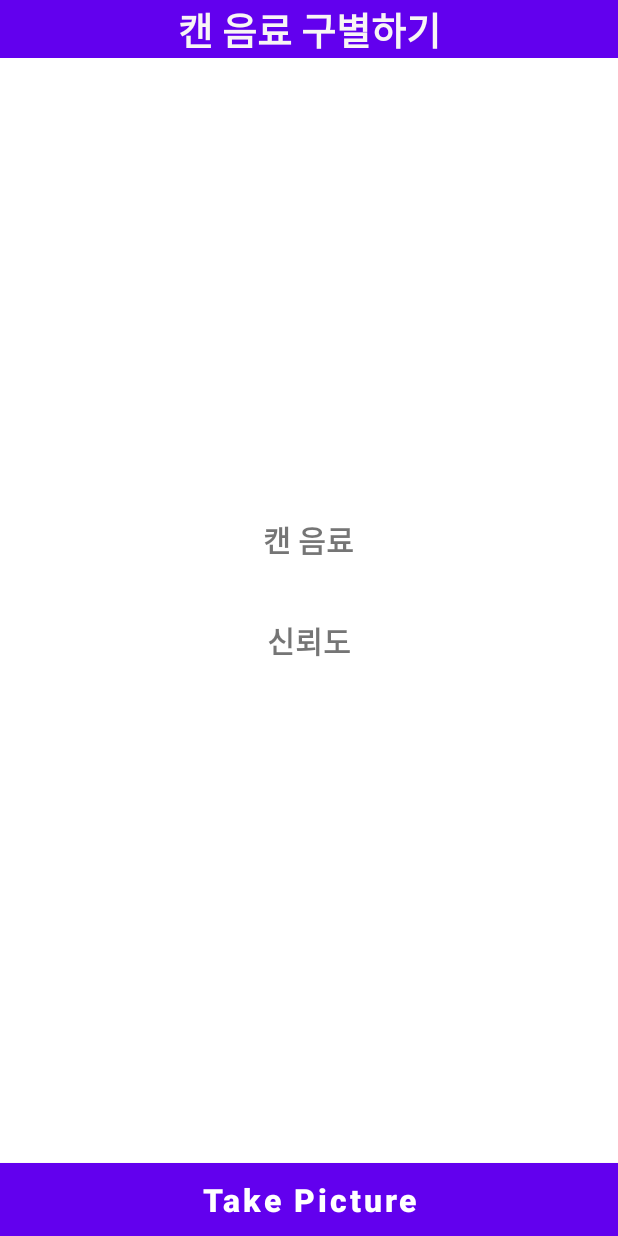
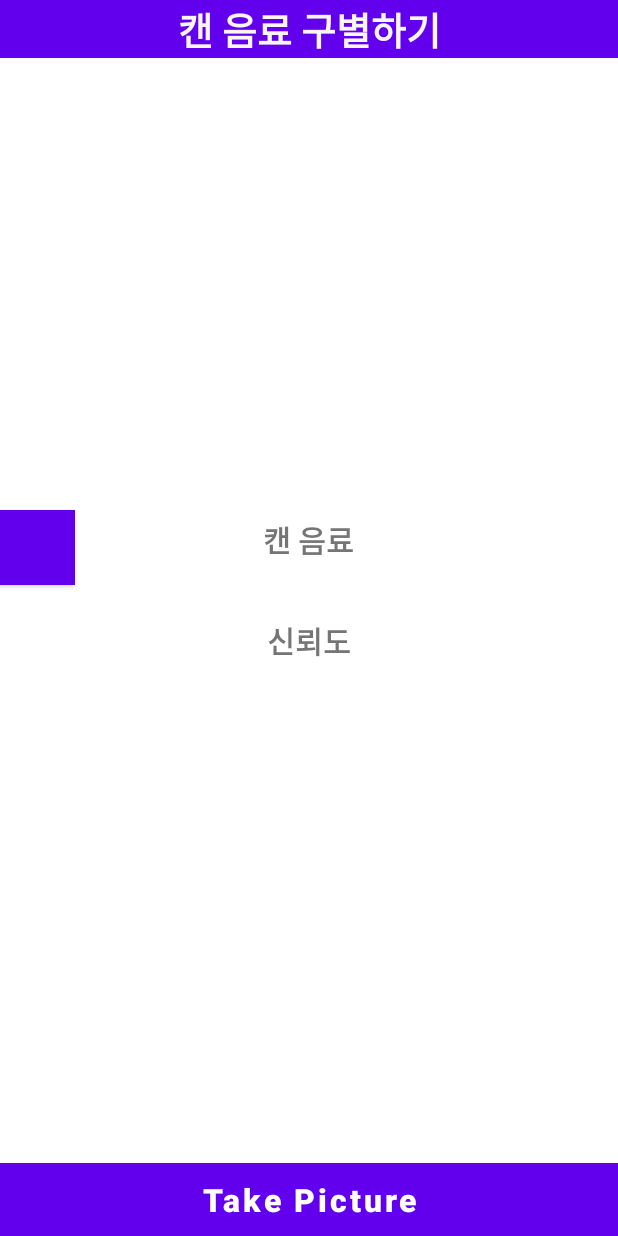
Before and after one commit to GeunYeong01/2022-AI.SW, an Android app: the screen it shows after launch (MainActivity), on a phone screen of 412 x 824 dp. Run offline under Robolectric (Android 15) with nearby library versions, the phone set to English and light mode, and no system bars; libraries missing offline, so code that uses them is left out: org.tensorflow.lite.

Commit message:
chore: TTS 음성메세지 넣기

```diff
--- a/MyApplication/app/src/main/java/com/example/myapplication/MainActivity.java
+++ b/MyApplication/app/src/main/java/com/example/myapplication/MainActivity.java
@@ -8,8 +8,11 @@ import android.media.ThumbnailUtils;
 import android.os.Build;
 import android.os.Bundle;
 import android.provider.MediaStore;
+import android.speech.tts.TextToSpeech;
+import android.speech.tts.TextToSpeechService;
 import android.view.View;
 import android.widget.Button;
+import android.widget.EditText;
 import android.widget.ImageView;
 import android.widget.TextView;
 
@@ -26,12 +29,17 @@ import org.tensorflow.lite.support.tensorbuffer.TensorBuffer;
 import java.io.IOException;
 import java.nio.ByteBuffer;
 import java.nio.ByteOrder;
+import java.util.Locale;
+
+import static android.speech.tts.TextToSpeech.ERROR;
 
 public class MainActivity extends AppCompatActivity {
     TextView result,confidence;
     ImageView imageView;
     Button picture;
     int imageSize=224;
+    TextToSpeech tts;
+    Button text;
 
     @Override
     protected void onCreate(Bundle savedInstanceState) {
@@ -55,6 +63,23 @@ public class MainActivity extends AppCompatActivity {
                     //Request camera permission if we don't have it.
                     requestPermissions(new String[]{Manifest.permission.CAMERA},100);
                 }
+            }
+        });
+        text = (Button) findViewById(R.id.text);
+
+        tts = new TextToSpeech(this, new TextToSpeech.OnInitListener() {
+            @Override
+            public void onInit(int i) {
+                if(i != ERROR){
+                    tts.setLanguage(Locale.KOREAN);
+                }
+            }
+        });
+        text.setOnClickListener(new View.OnClickListener(){
+
+            @Override
+            public void onClick(View view) {
+                tts.speak(result.getText().toString(),TextToSpeech.QUEUE_FLUSH,null);
             }
         });
     }
@@ -95,7 +120,7 @@ public class MainActivity extends AppCompatActivity {
                 }
             }
 
-            String[] classes={"toretta","coca","bongbong","tropicana","monster","welchs"};
+            String[] classes={"토레타","코카","봉봉","트로피카나","몬스터","웰치스"};
 
             result.setText(classes[maxPos]);
 
@@ -110,6 +135,7 @@ public class MainActivity extends AppCompatActivity {
         } catch (IOException e) {
             // TODO Handle the exception
         }
+
     }
 
 
--- a/MyApplication/app/src/main/res/layout/activity_main.xml
+++ b/MyApplication/app/src/main/res/layout/activity_main.xml
@@ -20,14 +20,20 @@
         tools:visibility="visible" />
 
     <Button
+        android:id="@+id/text"
+        android:layout_width="50dp"
+        android:layout_height="50dp"
+        android:layout_marginTop="340sp"
+        android:background="@color/black" />
+
+    <Button
         android:id="@+id/button"
         android:layout_width="match_parent"
         android:layout_height="wrap_content"
         android:layout_alignParentBottom="true"
         android:layout_centerInParent="true"
+        android:background="@color/purple_500"
         android:text="Take Picture"
-
-        android:background="@color/purple_500"
         android:textAllCaps="false"
         android:textSize="21sp"
         android:textStyle="bold" />
@@ -49,17 +55,17 @@
         android:text="캔 음료"
         android:textSize="20sp"
         android:textStyle="bold" />
+
     <TextView
+        android:id="@+id/result"
         android:layout_width="wrap_content"
         android:layout_height="wrap_content"
+        android:layout_below="@+id/classified"
         android:layout_centerHorizontal="true"
         android:text=""
         android:textColor="#C30000"
-        android:textStyle="bold"
         android:textSize="27sp"
-        android:id="@+id/result"
-        android:layout_below="@+id/classified"
-        />
+        android:textStyle="bold" />
 
     <TextView
         android:id="@+id/ConfidencesText"
@@ -73,14 +79,13 @@
         android:textStyle="bold" />
 
     <TextView
+        android:id="@+id/confidence"
         android:layout_width="wrap_content"
         android:layout_height="wrap_content"
+        android:layout_below="@+id/ConfidencesText"
         android:layout_centerHorizontal="true"
         android:text=""
         android:textColor="#000"
-        android:textStyle="bold"
         android:textSize="20sp"
-        android:id="@+id/confidence"
-        android:layout_below="@+id/ConfidencesText"
-        />
+        android:textStyle="bold" />
 </RelativeLayout>
```
Also changed, not shown: 2 other files.
